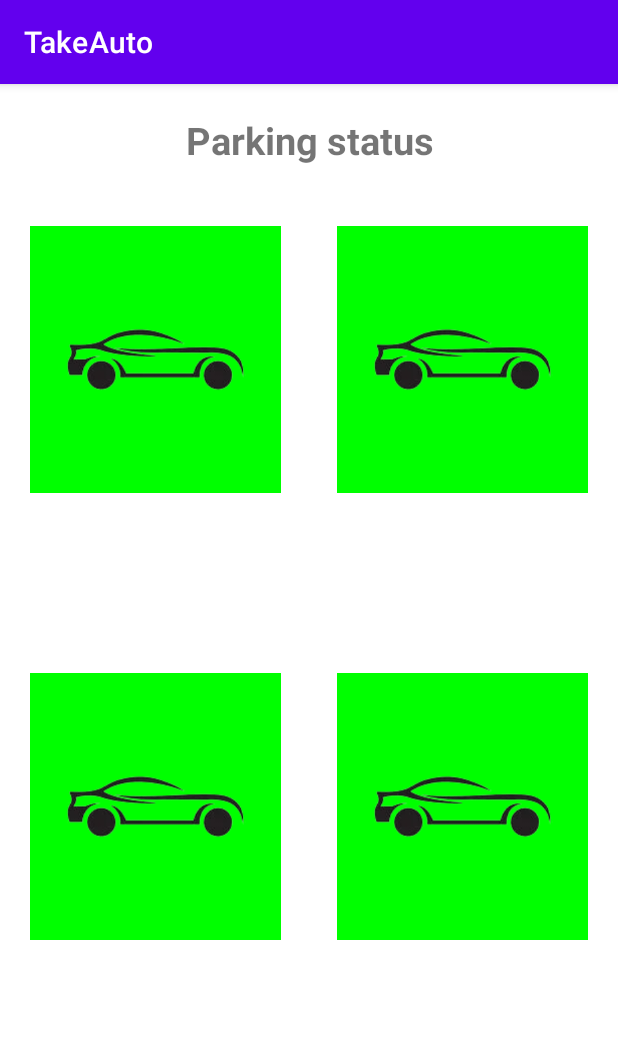
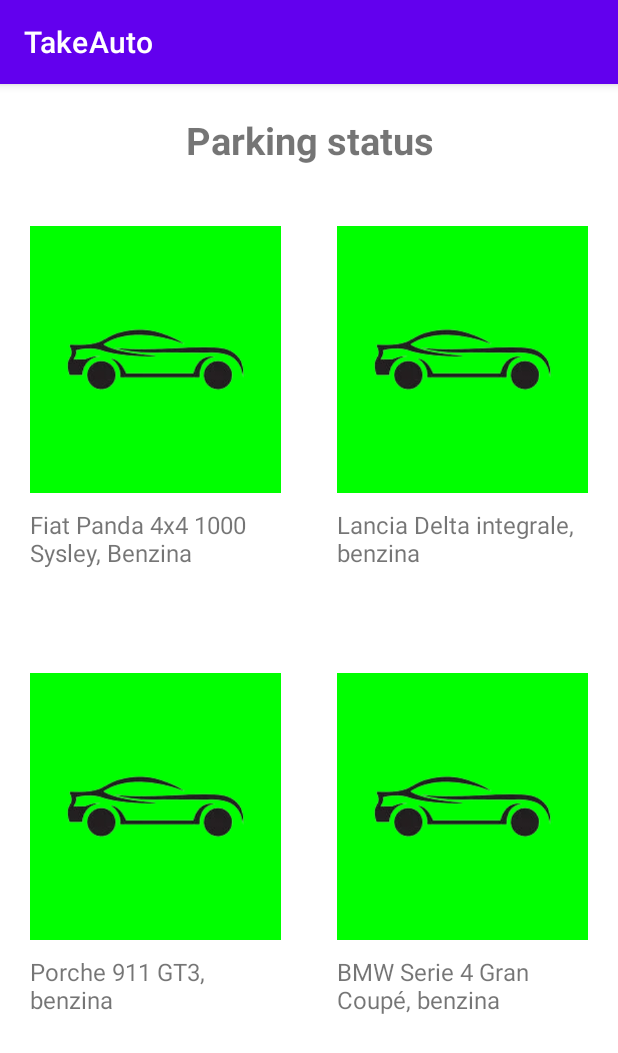
Before and after one commit to SamuelDaRos/TakeAuto, an Android app: the ParkingActivity screen opened directly, with no data from a screen before it, on a phone screen of 412 x 824 dp. Shown: the top 1053 px of the screen. Run offline under Robolectric (Android 15) with nearby library versions, the phone set to English and light mode, and no system bars.

Commit message:
aggiunte automobili nell'interfaccia e preparato ambiente per prenotazione

```diff
--- a/app/src/main/java/it/iisvittorioveneto/itt/takeauto/Car.java
+++ b/app/src/main/java/it/iisvittorioveneto/itt/takeauto/Car.java
@@ -41,4 +41,9 @@ public class Car {
     public void setBooking(Booking booking) {
         this.booking = booking;
     }
+
+    @Override
+    public String toString() {
+        return brand + " " + model + ", " + fuelType;
+    }
 }
--- a/app/src/main/java/it/iisvittorioveneto/itt/takeauto/ParkingActivity.java
+++ b/app/src/main/java/it/iisvittorioveneto/itt/takeauto/ParkingActivity.java
@@ -2,27 +2,66 @@ package it.iisvittorioveneto.itt.takeauto;
 
 import androidx.appcompat.app.AppCompatActivity;
 
+import android.media.Image;
 import android.os.Bundle;
 import android.view.View;
+import android.widget.ImageView;
+import android.widget.TextView;
 
 import com.example.takeauto.R;
 
 public class ParkingActivity extends AppCompatActivity {
     public static final int MAX_CAR = 4;
+    public Car[] cars = new Car[MAX_CAR];
 
     @Override
     protected void onCreate(Bundle savedInstanceState) {
         super.onCreate(savedInstanceState);
         setContentView(R.layout.activity_parking);
 
-        View[] cars = new View[MAX_CAR];
-        cars[0] = findViewById(R.id.car1);
-        cars[1] = findViewById(R.id.car2);
-        cars[2] = findViewById(R.id.car3);
-        cars[3] = findViewById(R.id.car4);
+        View[] carsView = new View[MAX_CAR];
+        carsView[0] = findViewById(R.id.car1);
+        carsView[1] = findViewById(R.id.car2);
+        carsView[2] = findViewById(R.id.car3);
+        carsView[3] = findViewById(R.id.car4);
+
+        ImageView[] carsImg = new ImageView[MAX_CAR];
+        carsImg[0] = findViewById(R.id.imgCar1);
+        carsImg[1] = findViewById(R.id.imgCar2);
+        carsImg[2] = findViewById(R.id.imgCar3);
+        carsImg[3] = findViewById(R.id.imgCar4);
+
+        TextView[] carsState = new TextView[MAX_CAR];
+        carsState[0] = findViewById(R.id.car1State);
+        carsState[1] = findViewById(R.id.car2State);
+        carsState[2] = findViewById(R.id.car3State);
+        carsState[3] = findViewById(R.id.car4State);
 
         for (int i = 0; i < MAX_CAR; i++) {
-            cars[i].setBackgroundColor(getResources().getColor(R.color.green));
+            carsView[i].setBackgroundColor(getResources().getColor(R.color.green));
+        }
+
+        // creazione delle automobili (hardcoded) TODO sviluppi futuri: aggiungere activity per l'inserimento di nuove automobili da parte di un admin
+        cars[0] = new Car("Fiat", "Panda 4x4 1000 Sysley", "Benzina");
+        cars[1] = new Car("Lancia", "Delta integrale", "benzina");
+        cars[2] = new Car("Porche", "911 GT3", "benzina");
+        cars[3] = new Car("BMW", "Serie 4 Gran Coupé", "benzina");
+
+        for (int i = 0; i < MAX_CAR; i++) {
+            carsState[i].setText(cars[i].toString());
+        }
+    }
+
+    // metodo che viene eseguito al click di ogni immagine: permette di prenotare l'auto associata all'immagine
+    public void onCarImageClick(View view) {
+        if (view.getId() == R.id.imgCar1) {
+            // TODO chiamate a dialogue
+        } else if (view.getId() == R.id.imgCar2) {
+
+        } else if (view.getId() == R.id.imgCar3) {
+
+        } else if (view.getId() == R.id.imgCar4) {
+
         }
     }
 }
--- a/app/src/main/res/layout/activity_parking.xml
+++ b/app/src/main/res/layout/activity_parking.xml
@@ -81,6 +81,7 @@
         android:layout_marginLeft="20dp"
         android:layout_marginTop="40dp"
         android:src="@drawable/car"
+        android:onClick="onCarImageClick"
         app:layout_constraintStart_toStartOf="parent"
         app:layout_constraintTop_toBottomOf="@+id/parkingTitle" />
 
@@ -92,6 +93,7 @@
         android:layout_marginLeft="20dp"
         android:layout_marginTop="120dp"
         android:src="@drawable/car"
+        android:onClick="onCarImageClick"
         app:layout_constraintStart_toStartOf="parent"
         app:layout_constraintTop_toBottomOf="@+id/view" />
 
@@ -103,6 +105,7 @@
         android:layout_marginEnd="20dp"
         android:layout_marginRight="20dp"
         android:src="@drawable/car"
+        android:onClick="onCarImageClick"
         app:layout_constraintEnd_toEndOf="parent"
         app:layout_constraintTop_toBottomOf="@+id/car2" />
 
@@ -114,7 +117,52 @@
         android:layout_marginEnd="20dp"
         android:layout_marginRight="20dp"
         android:src="@drawable/car"
+        android:onClick="onCarImageClick"
         app:layout_constraintEnd_toEndOf="parent"
         app:layout_constraintTop_toBottomOf="@+id/parkingTitle" />
 
+    <TextView
+        android:id="@+id/car1State"
+        android:layout_width="167dp"
+        android:layout_height="wrap_content"
+        android:layout_marginStart="20dp"
+        android:layout_marginLeft="20dp"
+        android:layout_marginTop="10dp"
+        android:textSize="16sp"
+        app:layout_constraintStart_toStartOf="parent"
+        app:layout_constraintTop_toBottomOf="@+id/view" />
+
+    <TextView
+        android:id="@+id/car3State"
+        android:layout_width="167dp"
+        android:layout_height="wrap_content"
+        android:layout_marginStart="20dp"
+        android:layout_marginLeft="20dp"
+        android:layout_marginTop="10dp"
+        android:textSize="16sp"
+        app:layout_constraintStart_toStartOf="parent"
+        app:layout_constraintTop_toBottomOf="@+id/car3" />
+
+    <TextView
+        android:id="@+id/car4State"
+        android:layout_width="167dp"
+        android:layout_height="wrap_content"
+        android:layout_marginTop="10dp"
+        android:layout_marginEnd="20dp"
+        android:layout_marginRight="20dp"
+        android:textSize="16sp"
+        app:layout_constraintEnd_toEndOf="parent"
+        app:layout_constraintTop_toBottomOf="@+id/car4" />
+
+    <TextView
+        android:id="@+id/car2State"
+        android:layout_width="167dp"
+        android:layout_height="wrap_content"
+        android:layout_marginTop="10dp"
+        android:layout_marginEnd="20dp"
+        android:layout_marginRight="20dp"
+        android:textSize="16sp"
+        app:layout_constraintEnd_toEndOf="parent"
+        app:layout_constraintTop_toBottomOf="@+id/car2" />
+
 </androidx.constraintlayout.widget.ConstraintLayout>
```
